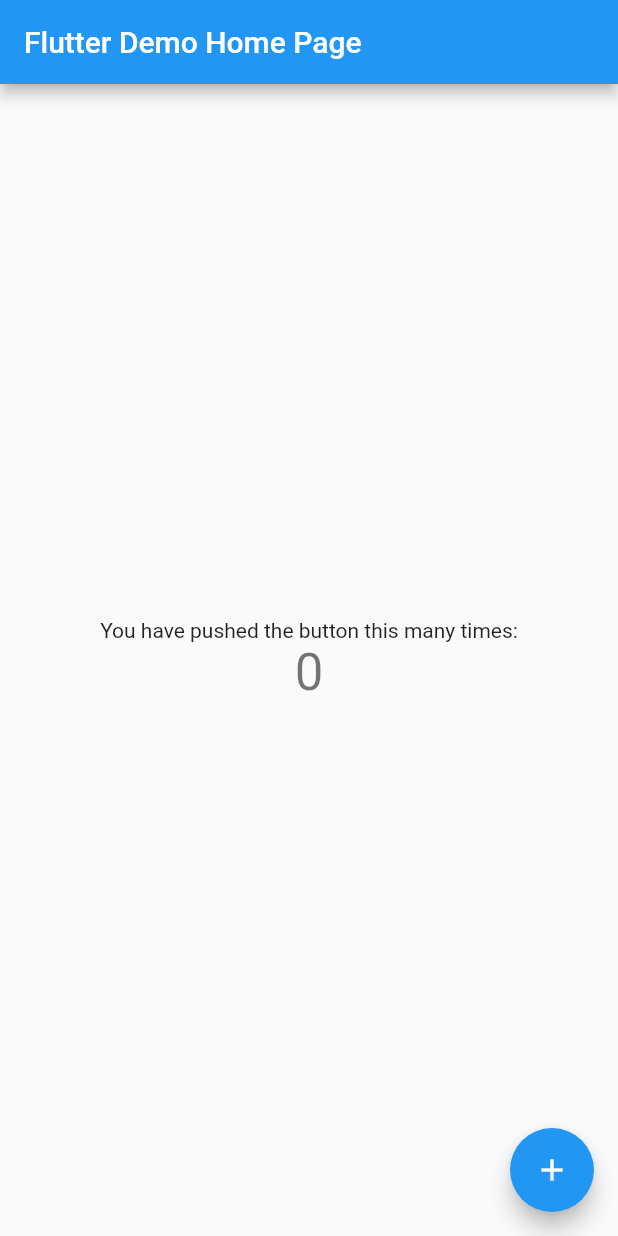
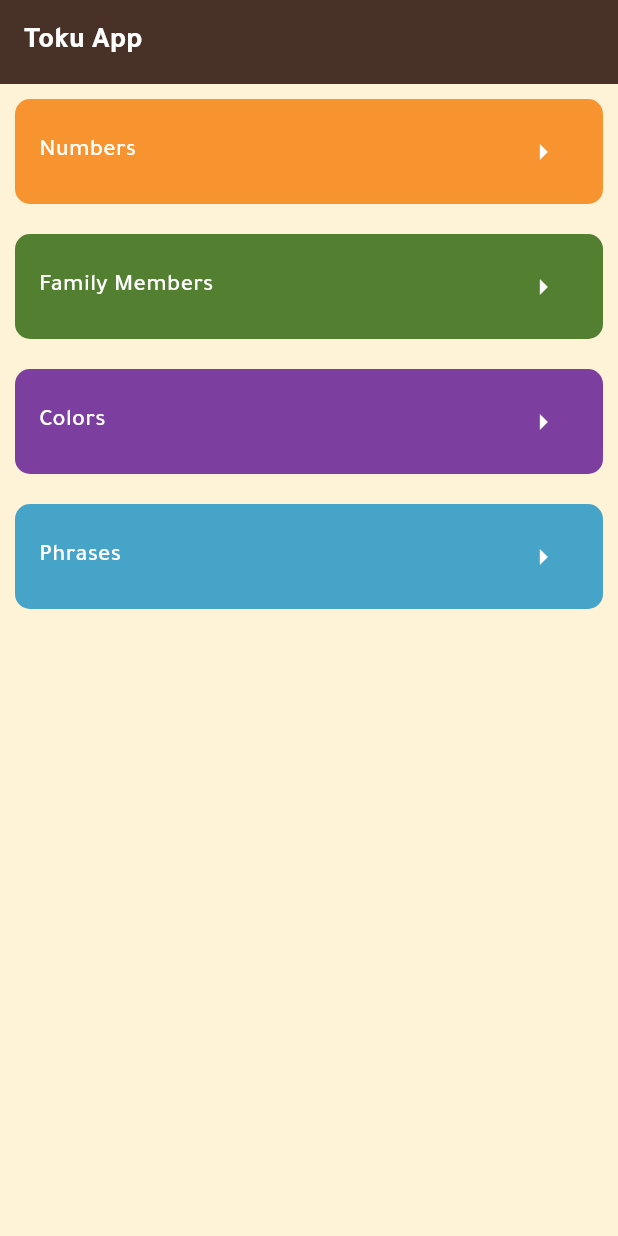
Before and after one commit to abdulrahmanhaney/Toku_App, a Flutter app: the screen it shows after launch, on a phone screen of 412 x 824 dp. Run offline on Flutter 3.47's test engine with Material 2 defaults, Android fonts, the phone set to English and light mode, and no system bars.

Commit message:
finnish the home Screen and appBar in all Screen

```diff
--- /dev/null
+++ b/lib/constants.dart
@@ -0,0 +1,7 @@
+import 'package:flutter/material.dart';
+
+const Color KPrimaryColor = Color(0xff483228);
+const Color KNumbersColor = Color(0xffF8942F);
+const Color KColorsColor = Color(0xff7C3FA0);
+const Color KFamilyColor = Color(0xff527F30);
+const Color KpharsesColor = Color(0xff46A4C9);
--- a/lib/main.dart
+++ b/lib/main.dart
@@ -1,115 +1,44 @@
 import 'package:flutter/material.dart';
+import 'package:toku_app/constants.dart';
+import 'package:toku_app/screens/colors_screen.dart';
+import 'package:toku_app/screens/family_members_screen.dart';
+import 'package:toku_app/screens/home_screen.dart';
+import 'package:toku_app/screens/numbers_screen.dart';
+import 'package:toku_app/screens/pharses_screen.dart';
+import 'package:toku_app/screens/splash_screen.dart';
 
 void main() {
-  runApp(const MyApp());
+  runApp(const TokuApp());
 }
 
-class MyApp extends StatelessWidget {
-  const MyApp({super.key});
+class TokuApp extends StatelessWidget {
+  const TokuApp({super.key});
 
-  // This widget is the root of your application.
   @override
   Widget build(BuildContext context) {
     return MaterialApp(
-      title: 'Flutter Demo',
+      debugShowCheckedModeBanner: false,
       theme: ThemeData(
-        // This is the theme of your application.
-        //
-        // Try running your application with "flutter run". You'll see the
-        // application has a blue toolbar. Then, without quitting the app, try
-        // changing the primarySwatch below to Colors.green and then invoke
-        // "hot reload" (press "r" in the console where you ran "flutter run",
-        // or simply save your changes to "hot reload" in a Flutter IDE).
-        // Notice that the counter didn't reset back to zero; the application
-        // is not restarted.
-        primarySwatch: Colors.blue,
+        useMaterial3: true,
+        appBarTheme: const AppBarTheme(
+          backgroundColor: KPrimaryColor,
+          iconTheme: IconThemeData(color: Colors.white),
+          titleTextStyle: TextStyle(
+            color: Colors.white,
+            fontFamily: 'MFB',
+            fontSize: 20,
+          ),
+        ),
       ),
-      home: const MyHomePage(title: 'Flutter Demo Home Page'),
+      routes: {
+        SplashScreen.id: (context) => const SplashScreen(),
+        HomeScreen.id: (context) => const HomeScreen(),
+        NumbersScreen.id: (context) => const NumbersScreen(),
+        FamilyMembersScreen.id: (context) => const FamilyMembersScreen(),
+        ColorsScreen.id: (context) => const ColorsScreen(),
+        PhrasesScreen.id: (context) => const PhrasesScreen(),
+      },
+      initialRoute: SplashScreen.id,
     );
   }
 }
-
-class MyHomePage extends StatefulWidget {
-  const MyHomePage({super.key, required this.title});
-
-  // This widget is the home page of your application. It is stateful, meaning
-  // that it has a State object (defined below) that contains fields that affect
-  // how it looks.
-
-  // This class is the configuration for the state. It holds the values (in this
-  // case the title) provided by the parent (in this case the App widget) and
-  // used by the build method of the State. Fields in a Widget subclass are
-  // always marked "final".
-
-  final String title;
-
-  @override
-  State<MyHomePage> createState() => _MyHomePageState();
-}
-
-class _MyHomePageState extends State<MyHomePage> {
-  int _counter = 0;
-
-  void _incrementCounter() {
-    setState(() {
-      // This call to setState tells the Flutter framework that something has
-      // changed in this State, which causes it to rerun the build method below
-      // so that the display can reflect the updated values. If we changed
-      // _counter without calling setState(), then the build method would not be
-      // called again, and so nothing would appear to happen.
-      _counter++;
-    });
-  }
-
-  @override
-  Widget build(BuildContext context) {
-    // This method is rerun every time setState is called, for instance as done
-    // by the _incrementCounter method above.
-    //
-    // The Flutter framework has been optimized to make rerunning build methods
-    // fast, so that you can just rebuild anything that needs updating rather
-    // than having to individually change instances of widgets.
-    return Scaffold(
-      appBar: AppBar(
-        // Here we take the value from the MyHomePage object that was created by
-        // the App.build method, and use it to set our appbar title.
-        title: Text(widget.title),
-      ),
-      body: Center(
-        // Center is a layout widget. It takes a single child and positions it
-        // in the middle of the parent.
-        child: Column(
-          // Column is also a layout widget. It takes a list of children and
-          // arranges them vertically. By default, it sizes itself to fit its
-          // children horizontally, and tries to be as tall as its parent.
-          //
-          // Invoke "debug painting" (press "p" in the console, choose the
-          // "Toggle Debug Paint" action from the Flutter Inspector in Android
-          // Studio, or the "Toggle Debug Paint" command in Visual Studio Code)
-          // to see the wireframe for each widget.
-          //
-          // Column has various properties to control how it sizes itself and
-          // how it positions its children. Here we use mainAxisAlignment to
-          // center the children vertically; the main axis here is the vertical
-          // axis because Columns are vertical (the cross axis would be
-          // horizontal).
-          mainAxisAlignment: MainAxisAlignment.center,
-          children: <Widget>[
-            const Text(
-              'You have pushed the button this many times:',
-            ),
-            Text(
-              '$_counter',
-              style: Theme.of(context).textTheme.headlineMedium,
-            ),
-          ],
-        ),
-      ),
-      floatingActionButton: FloatingActionButton(
-        onPressed: _incrementCounter,
-        tooltip: 'Increment',
-        child: const Icon(Icons.add),
-      ), // This trailing comma makes auto-formatting nicer for build methods.
-    );
-  }
-}
--- /dev/null
+++ b/lib/screens/home_screen.dart
@@ -0,0 +1,45 @@
+import 'package:flutter/material.dart';
+import 'package:toku_app/constants.dart';
+import 'package:toku_app/screens/colors_screen.dart';
+import 'package:toku_app/screens/family_members_screen.dart';
+import 'package:toku_app/screens/numbers_screen.dart';
+import 'package:toku_app/screens/pharses_screen.dart';
+
+import '../widgets/home/home_item.dart';
+
+class HomeScreen extends StatelessWidget {
+  const HomeScreen({super.key});
+
+  static String id = 'HomeScreen';
+
+  @override
+  Widget build(BuildContext context) {
+    return Scaffold(
+      backgroundColor: const Color(0xffFEF3D7),
+      appBar: AppBar(title: const Text('Toku App')),
+      body: Column(
+        children: [
+          HomeItem(
+              color: KNumbersColor,
+              text: 'Numbers',
+              ScreenId: NumbersScreen.id),
+          HomeItem(
+            color: KFamilyColor,
+            text: 'Family Members',
+            ScreenId: FamilyMembersScreen.id,
+          ),
+          HomeItem(
+            color: KColorsColor,
+            text: 'Colors',
+            ScreenId: ColorsScreen.id,
+          ),
+          HomeItem(
+            color: KpharsesColor,
+            text: 'Phrases',
+            ScreenId: PhrasesScreen.id,
+          ),
+        ],
+      ),
+    );
+  }
+}
--- /dev/null
+++ b/lib/widgets/home/home_item.dart
@@ -0,0 +1,54 @@
+import 'package:flutter/material.dart';
+
+class HomeItem extends StatelessWidget {
+  HomeItem(
+      {super.key,
+      required this.color,
+      required this.text,
+      required this.ScreenId});
+
+  Color color;
+  String text;
+  String ScreenId;
+
+  @override
+  Widget build(BuildContext context) {
+    return GestureDetector(
+      onTap: () {
+        Navigator.pushNamed(context, ScreenId);
+      },
+      child: Container(
+        margin: const EdgeInsets.all(10),
+        decoration: BoxDecoration(
+          color: color,
+          borderRadius: BorderRadius.circular(10),
+        ),
+        padding: const EdgeInsets.only(
+          left: 16,
+          right: 16,
+        ),
+        alignment: Alignment.centerLeft,
+        height: 70,
+        child: Row(
+          children: [
+            Text(
+              text,
+              style: const TextStyle(
+                  fontFamily: 'MFM', fontSize: 16, color: Colors.white),
+            ),
+            const Spacer(),
+            IconButton(
+              onPressed: () {
+                Navigator.pushNamed(context, ScreenId);
+              },
+              icon: const Icon(
+                Icons.arrow_right,
+                color: Colors.white,
+              ),
+            ),
+          ],
+        ),
+      ),
+    );
+  }
+}
```
Also changed, not shown: lib/screens/colors_screen.dart (added, +14 -0 lines), lib/screens/family_members_screen.dart (added, +14 -0 lines), lib/screens/numbers_screen.dart (added, +14 -0 lines), lib/screens/pharses_screen.dart (added, +14 -0 lines), lib/screens/splash_screen.dart (added, +45 -0 lines), pubspec.yaml (+23 -6 lines), assets/images/app_icon/icon.png (added), fonts/Tajawal-Bold.ttf (added), fonts/Tajawal-Medium.ttf (added), fonts/Tajawal-Regular.ttf (added), 1 other file.
